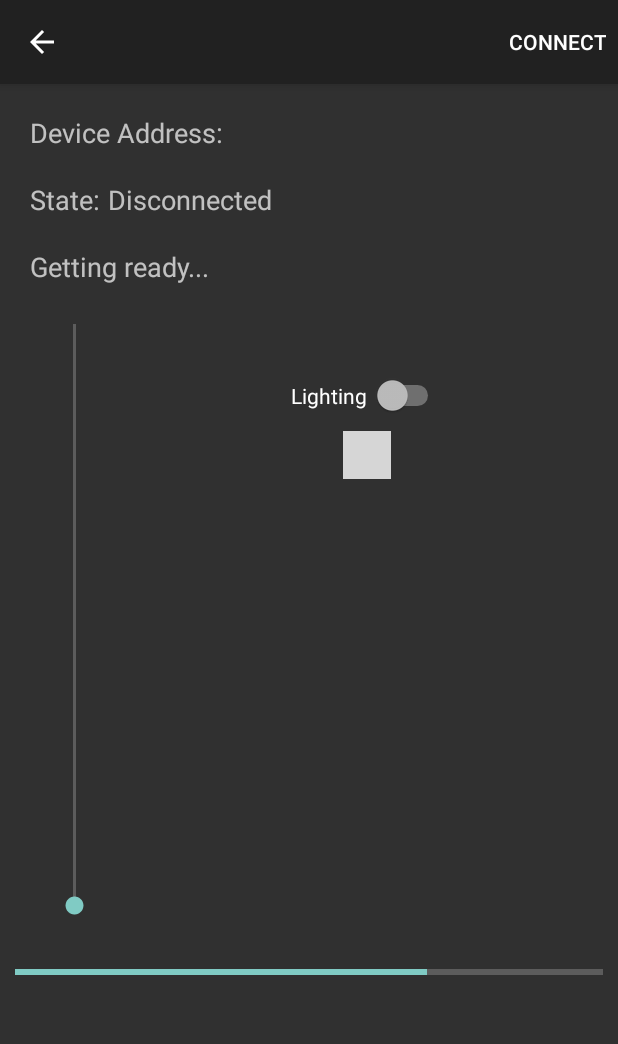
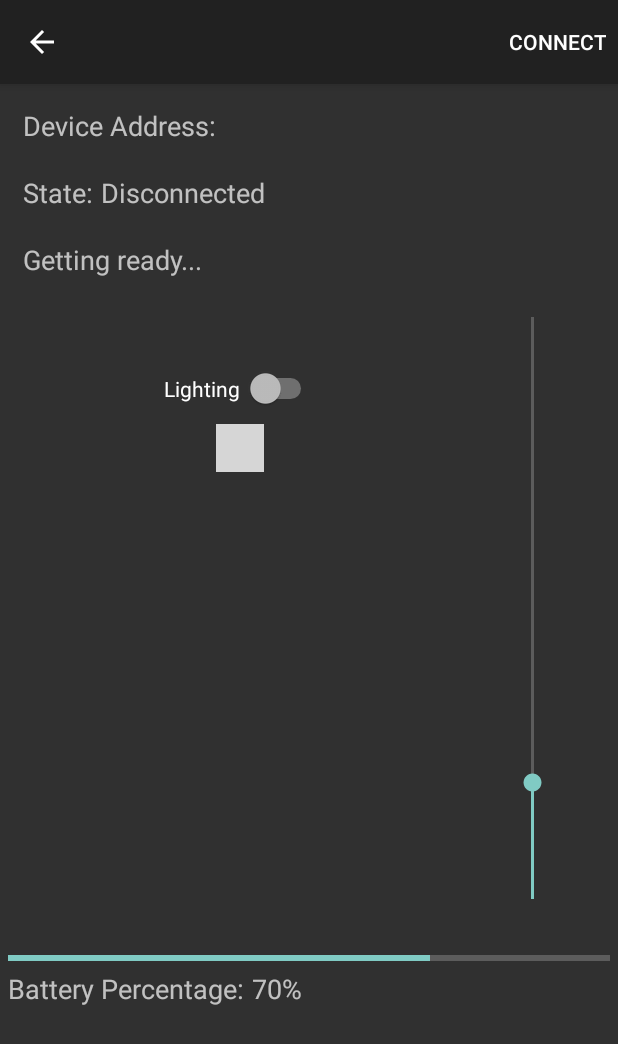
Before and after one commit to jellywoo/LongboardControl, an Android app: the DeviceControlActivity screen opened directly, with no data from a screen before it, on a phone screen of 412 x 824 dp. Shown: the top 1044 px of the screen. Run offline under Robolectric (Android 15) with nearby library versions, the phone set to English and light mode, and no system bars; libraries missing offline, so code that uses them is left out: com.larswerkman.holocolorpicker; plain views replace ColorPicker; 8 statements that could not run were skipped; grey boxes are pictures that could not be loaded.

Commit message:
Add battery percent

```diff
--- a/app/src/main/java/com/polkapolka/bluetooth/le/DeviceControlActivity.java
+++ b/app/src/main/java/com/polkapolka/bluetooth/le/DeviceControlActivity.java
@@ -33,6 +33,7 @@ import android.view.Menu;
 import android.view.MenuItem;
 import android.view.View;
 import android.widget.CompoundButton;
+import android.widget.ProgressBar;
 import android.widget.Switch;
 import android.widget.TextView;
 
@@ -59,6 +60,7 @@ public class DeviceControlActivity extends Activity implements ColorPicker.OnCol
     private int[] RGBFrame = {0,0,0};
     private TextView isSerial;
     private TextView mConnectionState;
+    private TextView batteryPercent;
 //    private TextView mDataField;
     private SeekBar mRed,mGreen,mBlue;
     private String mDeviceName;
@@ -70,6 +72,7 @@ public class DeviceControlActivity extends Activity implements ColorPicker.OnCol
     private BluetoothGattCharacteristic characteristicRX;
     private int red = 0, green = 255, blue = 0;
     private ColorPicker picker;
+    private ProgressBar progressBar;
 
     public final static UUID HM_RX_TX =
             UUID.fromString(SampleGattAttributes.HM_RX_TX);
@@ -156,6 +159,12 @@ public class DeviceControlActivity extends Activity implements ColorPicker.OnCol
         picker.setOnColorChangedListener(this);
         picker.setVisibility(View.INVISIBLE);
         picker.setEnabled(false);
+
+        batteryPercent = (TextView) findViewById(R.id.batteryPercent);
+        progressBar = (ProgressBar) findViewById(R.id.battery);
+
+        progressBar.setProgress(70);
+        batteryPercent.setText(progressBar.getProgress() + "%");
 
         Switch lightingSwitch = (Switch) findViewById(R.id.switch1);
         lightingSwitch.setOnCheckedChangeListener(new CompoundButton.OnCheckedChangeListener() {
--- a/app/src/main/res/layout/gatt_services_characteristics.xml
+++ b/app/src/main/res/layout/gatt_services_characteristics.xml
@@ -18,7 +18,7 @@
     android:orientation="vertical"
     android:layout_width="match_parent"
     android:layout_height="match_parent"
-    android:layout_margin="10dp"
+    android:layout_margin="5dp"
     android:weightSum="1">
 
     <LinearLayout android:orientation="horizontal"
@@ -68,16 +68,6 @@
     <LinearLayout android:orientation="horizontal"
         android:layout_width="match_parent"
         android:layout_height="wrap_content">
-        <FrameLayout
-            android:layout_width="80dp"
-            android:layout_height="420dp"
-            android:orientation="vertical">
-            <com.polkapolka.bluetooth.le.VerticalSeekBar
-                android:id="@+id/seekBar1"
-                android:layout_width="80dp"
-                android:layout_height="420dp"/>
-        </FrameLayout>
-
         <LinearLayout
             android:layout_width="310dp"
             android:layout_height="420dp"
@@ -97,6 +87,17 @@
             android:layout_height="wrap_content"
             android:layout_gravity="center"/>
         </LinearLayout>
+
+        <FrameLayout
+            android:layout_width="80dp"
+            android:layout_height="420dp"
+            android:orientation="vertical">
+            <com.polkapolka.bluetooth.le.VerticalSeekBar
+                android:id="@+id/seekBar1"
+                android:layout_width="80dp"
+                android:layout_height="420dp"
+                android:progress="20"/>
+        </FrameLayout>
     </LinearLayout>
 
     <ProgressBar
@@ -104,6 +105,22 @@
         style="?android:attr/progressBarStyleHorizontal"
         android:layout_width="match_parent"
         android:layout_height="wrap_content"
-        android:progress="70"
-        android:layout_marginTop="20dp"/>
+        android:progress="100"
+        android:layout_marginTop="15dp"/>
+
+    <LinearLayout android:orientation="horizontal"
+        android:layout_width="match_parent"
+        android:layout_height="wrap_content">
+        <TextView android:layout_width="wrap_content"
+            android:layout_height="wrap_content"
+            android:text="Battery Percentage:"
+            android:textSize="18sp"/>
+        <Space android:layout_width="5dp"
+            android:layout_height="wrap_content"/>
+        <TextView android:id="@+id/batteryPercent"
+            android:layout_width="match_parent"
+            android:layout_height="wrap_content"
+            android:text="100%"
+            android:textSize="18sp"/>
+    </LinearLayout>
 </LinearLayout>
--- a/app/src/main/res/values/strings.xml
+++ b/app/src/main/res/values/strings.xml
@@ -28,7 +28,6 @@
     <string name="unknown_device">Unknown device</string>
     <string name="unknown_characteristic">Unknown characteristic</string>
     <string name="unknown_service">Unknown service</string>
-
     <!-- Menu items -->
     <string name="menu_connect">Connect</string>
     <string name="menu_disconnect">Disconnect</string>
```
Also changed, not shown: 71 other files.
